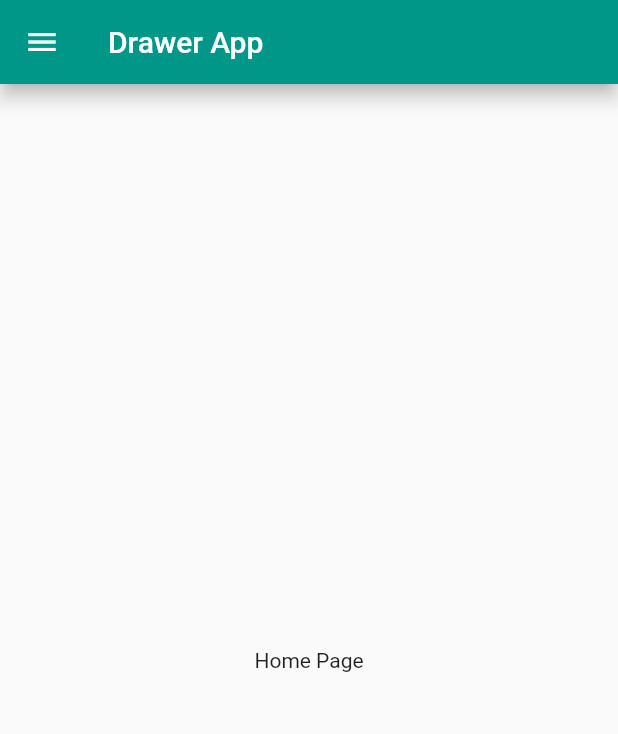
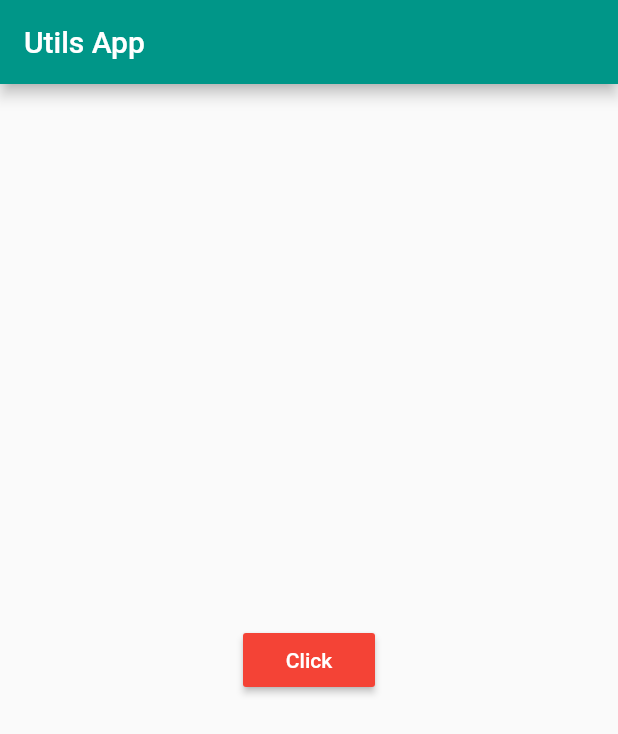
Before and after one commit to CodeXonic/Flutter-Utils, a Flutter app: the screen it shows after launch, on a phone screen of 412 x 824 dp. Shown: the top 734 px of the screen. Run offline on Flutter 3.47's test engine with Material 2 defaults, Android fonts, the phone set to English and light mode, and no system bars.

```diff
--- a/lib/main.dart
+++ b/lib/main.dart
@@ -1,82 +1,45 @@
 import 'package:flutter/material.dart';
 
-import 'new_page.dart';
-
-void main() => runApp(new MyApp());
-
-class MyApp extends StatelessWidget {
-  @override
-  Widget build(BuildContext context) {
-    return new MaterialApp(
+void main() => runApp(new MaterialApp(
       theme: new ThemeData(
         primarySwatch: Colors.teal,
       ),
       home: new HomePage(),
+    ));
+
+class HomePage extends StatefulWidget {
+  @override
+  _HomePageState createState() => _HomePageState();
+}
+
+class _HomePageState extends State<HomePage> {
+  @override
+  Widget build(BuildContext context) {
+    return Scaffold(
+      appBar: new AppBar(
+        title: new Text("Utils App"),
+      ),
+      body: new MyBody()
     );
   }
 }
 
-class HomePage extends StatelessWidget {
+class MyBody extends StatelessWidget {
   @override
   Widget build(BuildContext context) {
-    return Scaffold(
-      appBar: new AppBar(
-        title: new Text("Drawer App"),
-        elevation: 5.0,
-      ),
-      drawer: new Drawer(
-        child: new ListView(
-          children: <Widget>[
-            new UserAccountsDrawerHeader(
-              accountName: new Text("Anshul Gupta"),
-              accountEmail: new Text("ag1507anshul@gmail.com"),
-              currentAccountPicture: new CircleAvatar(
-                backgroundColor: Colors.purple,
-                child: new Text("A"),
-              ),
-              otherAccountsPictures: <Widget>[
-                new CircleAvatar(
-                backgroundColor: Colors.purple,
-                child: new Text("B"),
-              ),
-              ],
+    return  new Container(
+        child: new Center(
+          child: new RaisedButton(
+            child: new Text("Click",style: new TextStyle(color: Colors.white),),
+            color: Colors.red,
+            onPressed: () => Scaffold.of(context).showSnackBar(
+              new SnackBar(
+                content: new Text("You clicked me."),
+                duration: new Duration(seconds: 3),
+                )
             ),
-
-            new ListTile(
-              title: new Text("Page 1"),
-              trailing: new Icon(Icons.arrow_forward),
-              onTap: () {
-                Navigator.of(context).pop();
-                Navigator.of(context).push(new MaterialPageRoute(
-                    builder: (BuildContext context) =>
-                    new NewPage("Page 1")));
-              },
-            ),
-            new ListTile(
-              title: new Text("Page 2"),
-              trailing: new Icon(Icons.arrow_forward),
-              onTap: () {
-                 Navigator.of(context).pop();
-                Navigator.of(context).push(new MaterialPageRoute(
-                    builder: (BuildContext context) =>
-                    new NewPage("Page 2")));
-
-              },
-            ),
-            new Divider(),
-            new ListTile(
-              title: new Text("Close"),
-              trailing: new Icon(Icons.close),
-              onTap: () => Navigator.of(context).pop(),
-            ),
-          ],
+          ),
         ),
-      ),
-      body: new Container(
-        child: new Center(
-          child: new Text("Home Page"),
-        ),
-      ),
-    );
+      );
   }
 }
--- a/pubspec.yaml
+++ b/pubspec.yaml
@@ -1,4 +1,4 @@
-name: navigation_drawer
+name: flutter_utils
 description: A new Flutter project.
 
 # The following defines the version and build number for your application.
```
Also changed, not shown: 9 other files.
